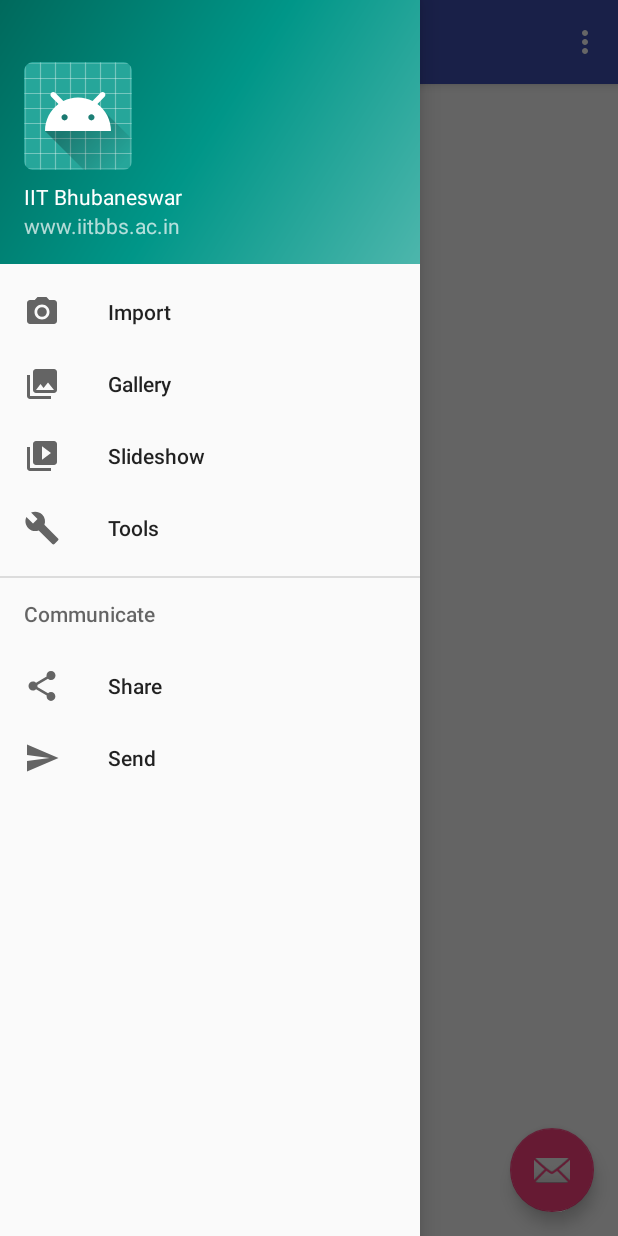
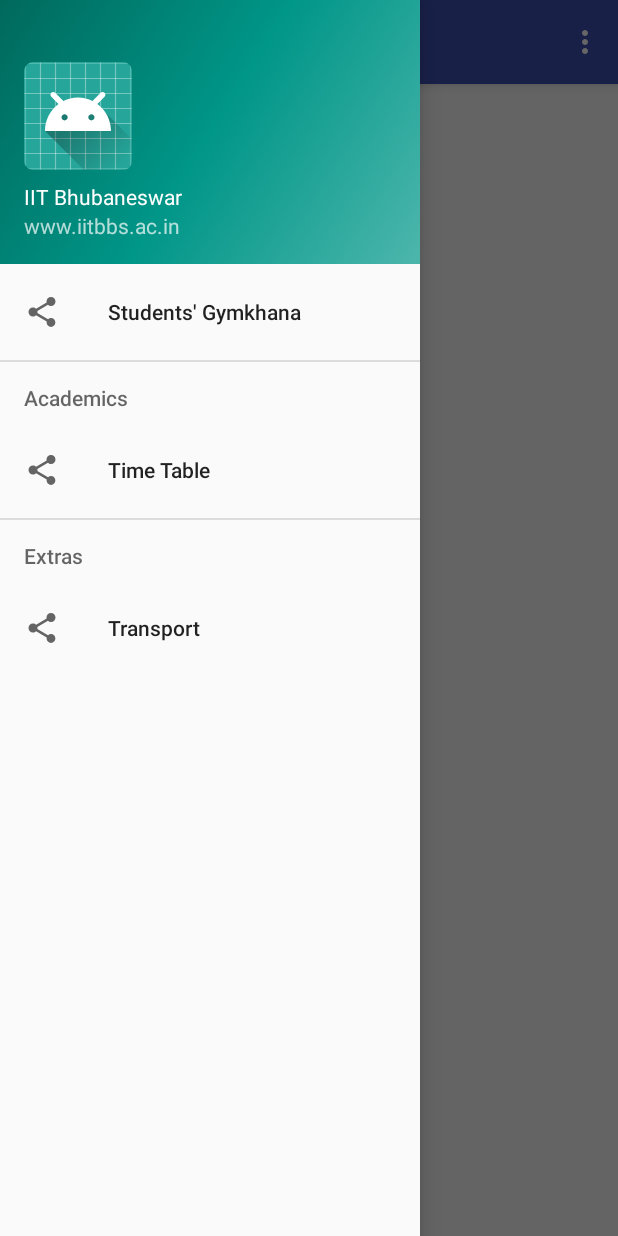
Before and after one commit to NeuromancersIITBBS/InstiApp, an Android app: the screen it shows after launch (MainActivity), with the side drawer open, on a phone screen of 412 x 824 dp. Run offline under Robolectric (Android 15) with nearby library versions, the phone set to English and light mode, and no system bars; libraries missing offline, so code that uses them is left out: org.apache.pdfbox; pictures from the network do not load.

Commit message:
nav_drawer options

```diff
--- a/app/src/main/res/layout/about.xml
+++ b/app/src/main/res/layout/about.xml
@@ -2,4 +2,9 @@
 <RelativeLayout xmlns:android="http://schemas.android.com/apk/res/android"
     android:layout_width="match_parent" android:layout_height="match_parent">
 
+    <TextView
+        android:id="@+id/textView"
+        android:layout_width="wrap_content"
+        android:layout_height="wrap_content"
+        android:text="Developed by Neuromancers, IIT Bhubaneswar" />
 </RelativeLayout>
--- a/app/src/main/res/layout/app_bar_main.xml
+++ b/app/src/main/res/layout/app_bar_main.xml
@@ -22,12 +22,12 @@
 
     <include layout="@layout/content_main" />
 
-    <android.support.design.widget.FloatingActionButton
-        android:id="@+id/fab"
-        android:layout_width="wrap_content"
-        android:layout_height="wrap_content"
-        android:layout_gravity="bottom|end"
-        android:layout_margin="@dimen/fab_margin"
-        app:srcCompat="@android:drawable/ic_dialog_email" />
+    <!--<android.support.design.widget.FloatingActionButton-->
+        <!--android:id="@+id/fab"-->
+        <!--android:layout_width="wrap_content"-->
+        <!--android:layout_height="wrap_content"-->
+        <!--android:layout_gravity="bottom|end"-->
+        <!--android:layout_margin="@dimen/fab_margin"-->
+        <!--app:srcCompat="@android:drawable/ic_dialog_email" />-->
 
 </android.support.design.widget.CoordinatorLayout>
--- a/app/src/main/res/menu/activity_main_drawer.xml
+++ b/app/src/main/res/menu/activity_main_drawer.xml
@@ -5,33 +5,26 @@
 
     <group android:checkableBehavior="single">
         <item
-            android:id="@+id/nav_camera"
-            android:icon="@drawable/ic_menu_camera"
-            android:title="Import" />
-        <item
-            android:id="@+id/nav_gallery"
-            android:icon="@drawable/ic_menu_gallery"
-            android:title="Gallery" />
-        <item
-            android:id="@+id/nav_slideshow"
-            android:icon="@drawable/ic_menu_slideshow"
-            android:title="Slideshow" />
-        <item
-            android:id="@+id/nav_manage"
-            android:icon="@drawable/ic_menu_manage"
-            android:title="Tools" />
+            android:id="@+id/nav_gymkhana"
+            android:icon="@drawable/ic_menu_share"
+            android:title="Students' Gymkhana" />
     </group>
 
-    <item android:title="Communicate">
+    <item android:title="Academics">
         <menu>
             <item
-                android:id="@+id/nav_share"
+                android:id="@+id/nav_timetable"
                 android:icon="@drawable/ic_menu_share"
-                android:title="Share" />
+                android:title="Time Table" />
+        </menu>
+    </item>
+
+    <item android:title="Extras">
+        <menu>
             <item
-                android:id="@+id/nav_send"
-                android:icon="@drawable/ic_menu_send"
-                android:title="Send" />
+                android:id="@+id/nav_transport"
+                android:icon="@drawable/ic_menu_share"
+                android:title="Transport" />
         </menu>
     </item>
 
--- a/app/src/main/res/menu/main.xml
+++ b/app/src/main/res/menu/main.xml
@@ -6,4 +6,10 @@
         android:orderInCategory="100"
         android:title="@string/action_settings"
         app:showAsAction="never" />
+
+    <item
+        android:id="@+id/action_about"
+        android:orderInCategory="100"
+        android:title="@string/action_about"
+        app:showAsAction="never" />
 </menu>
--- a/app/src/main/res/values/strings.xml
+++ b/app/src/main/res/values/strings.xml
@@ -6,4 +6,5 @@
     <string name="nav_header_subtitle">www.iitbbs.ac.in</string>
     <string name="nav_header_desc">Navigation header</string>
     <string name="action_settings">Settings</string>
+    <string name="action_about">Developers</string>
 </resources>
```
Also changed, not shown: app/src/main/java/neuromancers/iitbbs/iitbhubaneswar/InstiAppUtil.java (+39 -39 lines), app/src/main/java/neuromancers/iitbbs/iitbhubaneswar/MainActivity.java (+24 -32 lines), app/src/main/res/layout/content_main.xml (+0 -7 lines).
